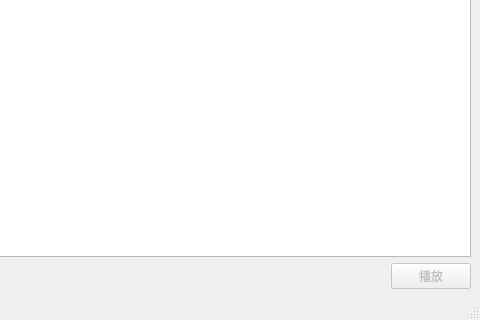
This is MainWindow.ui in pablo-new17/Sutra-Player as Qt 5 draws it before an edit; both pictures show x 307 to 787 and y 230 to 550 of the 787 by 550 pixel window. The edited form follows.
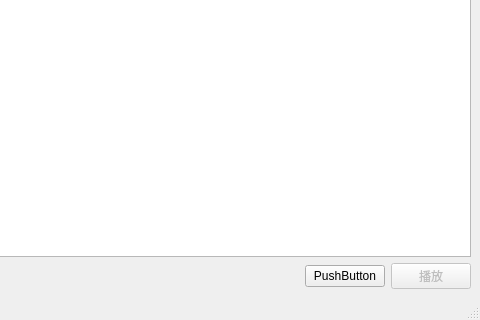
This is the edited form.

The edit to the form file:
```diff
--- a/MainWindow.ui
+++ b/MainWindow.ui
@@ -91,6 +91,13 @@
           </property>
          </spacer>
         </item>
+        <item>
+         <widget class="QPushButton" name="pushButton">
+          <property name="text">
+           <string>PushButton</string>
+          </property>
+         </widget>
+        </item>
         <item>
          <widget class="QPushButton" name="pushButton_Playat">
           <property name="enabled">
```
